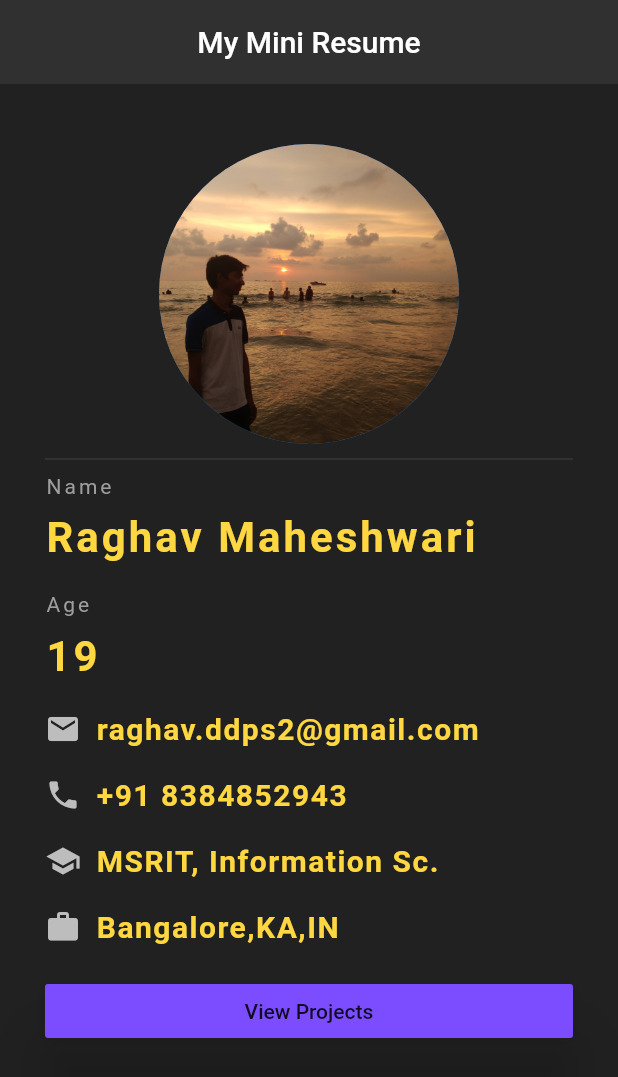
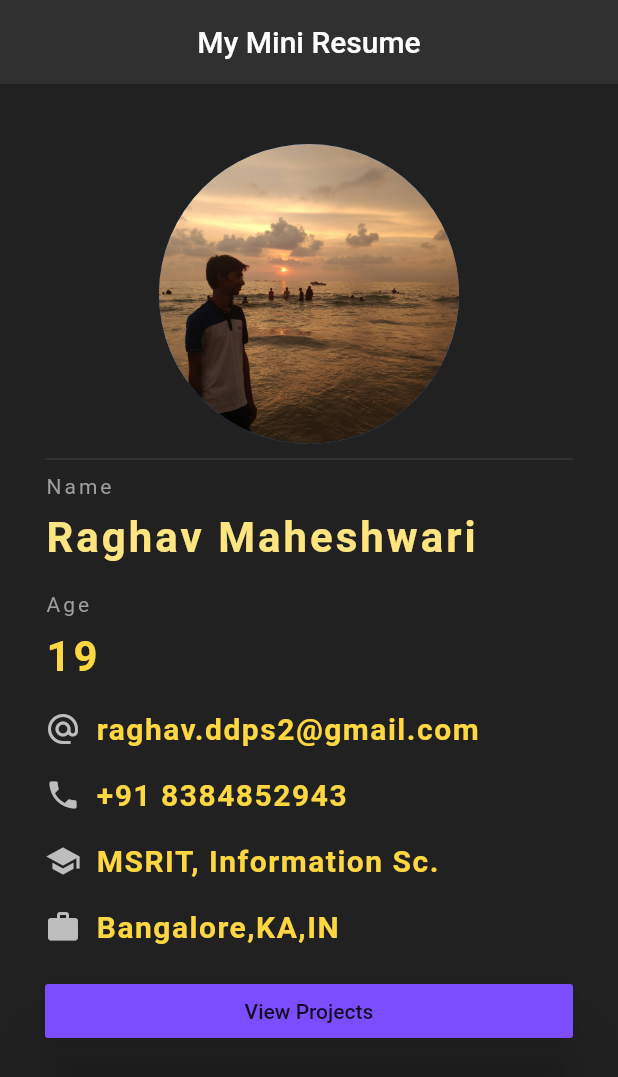
Before and after one commit to DSC-RIT/Flutter-Workshop-2019, a Flutter app: the screen it shows after launch, on a phone screen of 412 x 824 dp. Shown: the top 1077 px of the screen. Run offline on Flutter 3.47's test engine with Material 2 defaults, Android fonts, the phone set to English and light mode, and no system bars.

Commit message:
Adding Resources

```diff
--- a/Workshop1/personalinfo/lib/pages/home.dart
+++ b/Workshop1/personalinfo/lib/pages/home.dart
@@ -36,7 +36,7 @@ class Home extends StatelessWidget {
           Text(
             'Raghav Maheshwari',
             style: TextStyle(
-              color: Colors.amberAccent[200],
+              color: Colors.amberAccent[100],
               letterSpacing: 2.0,
               fontSize: 28.0,
               fontWeight: FontWeight.bold
@@ -64,7 +64,7 @@ class Home extends StatelessWidget {
           Row(
             children: <Widget>[
               Icon(
-                Icons.email,
+                Icons.alternate_email,
                 color: Colors.grey[400],
               ),
               SizedBox(width: 10.0,),
```
Also changed, not shown: 3 other files.
